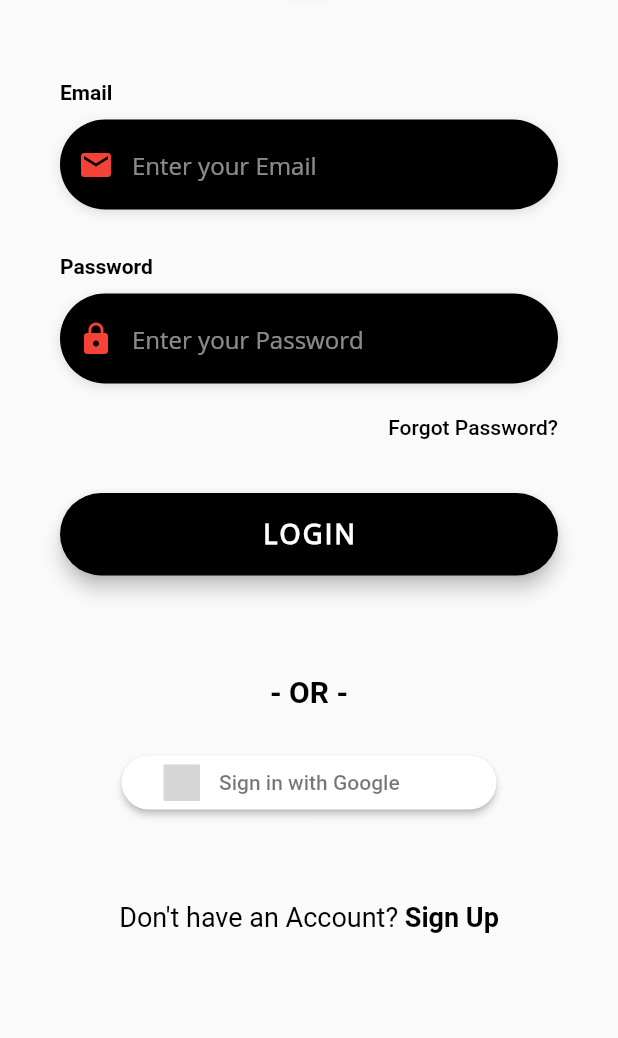
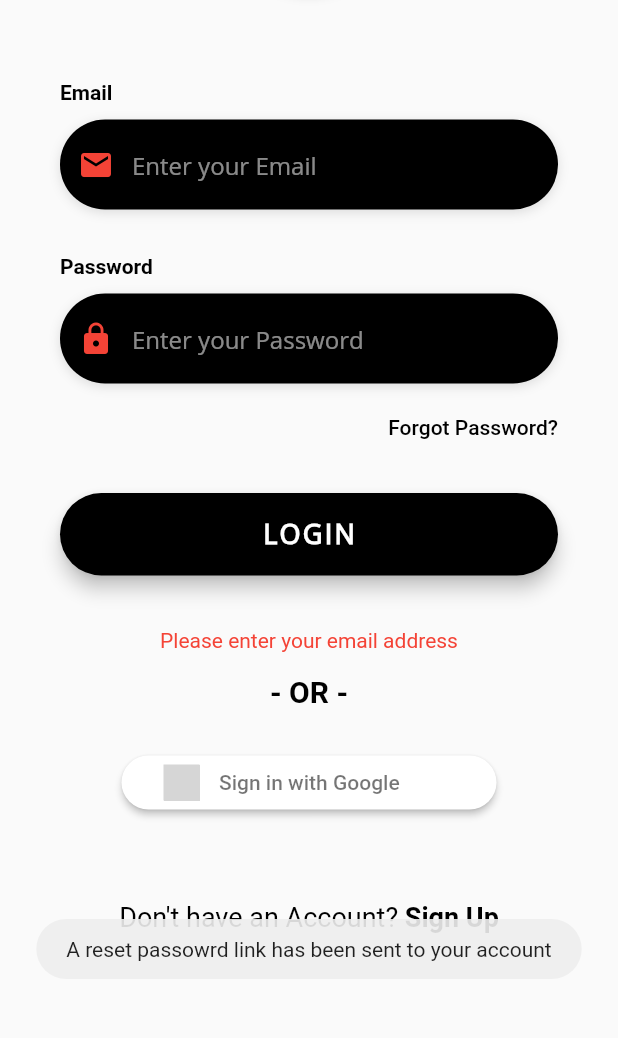
Before and after one commit to fikokwu/pint_size, a Flutter app: the screen it shows after launch, scrolled down 94 dp, after a tap on "Forgot Password?", on a phone screen of 412 x 824 dp, the part 161-1199 px from its top. Run offline on Flutter 3.47's test engine with Material 2 defaults, Android fonts, the phone set to English and light mode, and no system bars; our stand-ins replace cloud_firestore, firebase_auth, flutter_screenutil, flutter_signin_button, fluttertoast, google_sign_in and 3 more; accounts and stored records are empty; grey boxes are pictures that could not be loaded.

```diff
--- a/lib/screens/campaign_screen.dart
+++ b/lib/screens/campaign_screen.dart
@@ -14,6 +14,10 @@ class CampaignScreen extends StatefulWidget {
 
 class _CampaignScreenState extends State<CampaignScreen> {
   @override
+
+  void openURL(){
+
+  }
   Widget build(BuildContext context) {
     return Scaffold(
       drawer: NavDrawer(),
--- a/lib/screens/dashboard_screen.dart
+++ b/lib/screens/dashboard_screen.dart
@@ -22,6 +22,7 @@ class DashboardScreenState extends State<DashboardScreen> {
     _dashboardBlock = DashboardBlock();
     super.initState();
   }
+
 
   @override
   void dispose() {
--- a/lib/screens/login_screen.dart
+++ b/lib/screens/login_screen.dart
@@ -2,8 +2,8 @@ import 'package:flutter/material.dart';
 import 'package:flutter/services.dart';
 import 'package:flutter_screenutil/flutter_screenutil.dart';
 import 'package:flutter_signin_button/button_list.dart';
+import 'package:fluttertoast/fluttertoast.dart';
 import 'package:flutter_signin_button/button_view.dart';
-import 'package:fluttertoast/fluttertoast.dart';
 import 'package:pint_size/screens/signup_screen.dart';
 import 'package:pint_size/utilities/constants.dart';
 import 'package:pint_size/screens/dashboard_screen.dart';
@@ -145,7 +145,23 @@ class _LoginScreenState extends State<LoginScreen> {
                 Container(
                   alignment: Alignment.centerRight,
                   child: FlatButton(
-                    onPressed: () => print('Forgot Password Button Pressed'),
+                    onPressed: () async {
+                      if (email == "") {
+                        setState(() =>
+                            error = 'Please enter your email address');
+                      }else{
+                      //await _authenticationService.resetPassword(email);
+                      if (_authenticationService.resetPassword(email) == null){
+                        print("HELLLOOOOO");
+                      }
+                      }
+                      Fluttertoast.showToast(
+                              msg: "A reset passowrd link has been sent to your account",
+                              toastLength: Toast.LENGTH_LONG,
+                              gravity: ToastGravity.BOTTOM,
+                              timeInSecForIosWeb: 10,
+                      );
+                    },
                     padding: EdgeInsets.only(right: 0.0),
                     child: Text(
                       'Forgot Password?',
@@ -189,8 +205,7 @@ class _LoginScreenState extends State<LoginScreen> {
                                 'Could not sign in with those credentials');
                           } else {
                             Fluttertoast.showToast(
-                              msg:
-                                  "Succefully Signed In",
+                              msg: "Succefully Signed In",
                               toastLength: Toast.LENGTH_LONG,
                               gravity: ToastGravity.BOTTOM,
                               timeInSecForIosWeb: 10,
@@ -247,12 +262,11 @@ class _LoginScreenState extends State<LoginScreen> {
                       onPressed: () async {
                         await authService.googleSignIn();
                         Fluttertoast.showToast(
-                              msg:
-                                  "Succefully Signed In with Google",
-                              toastLength: Toast.LENGTH_LONG,
-                              gravity: ToastGravity.BOTTOM,
-                              timeInSecForIosWeb: 2,
-                            );
+                          msg: "Succefully Signed In with Google",
+                          toastLength: Toast.LENGTH_LONG,
+                          gravity: ToastGravity.BOTTOM,
+                          timeInSecForIosWeb: 2,
+                        );
 
                         Navigator.push(
                           context,
--- a/lib/screens/signup_screen.dart
+++ b/lib/screens/signup_screen.dart
@@ -35,8 +35,10 @@ class _SignUpScreenState extends State<SignUpScreen> {
       backgroundColor: Colors.white,
       resizeToAvoidBottomPadding: true,
       body: Container(
+        child: SingleChildScrollView(
         child: Form(
           key: _formkey,
+
           child: Column(
             crossAxisAlignment: CrossAxisAlignment.center,
             children: <Widget>[
@@ -239,6 +241,7 @@ class _SignUpScreenState extends State<SignUpScreen> {
           ),
         ),
       ),
+      ),
     );
   }
 }
--- a/lib/utilities/authentication.dart
+++ b/lib/utilities/authentication.dart
@@ -136,6 +136,11 @@ Future signInWithEmailAndPassword(String email, String password) async {
       return null;
     }
   }
+@override
+Future<void> resetPassword(String email) async {
+    await _authFirebase.sendPasswordResetEmail(email: email);
+}
+
 
 } // end of class
 
--- a/pubspec.yaml
+++ b/pubspec.yaml
@@ -33,6 +33,7 @@ dependencies:
   firebase_auth: ^0.16.1
   google_sign_in: ^4.5.1
   fluttertoast: ^7.0.1+1
+  url_launcher: ^5.5.0
   rxdart: ^0.24.1
   provider: ^4.2.0
 
```
Also changed, not shown: lib/utilities/MyBottomNavBar.dart (+10 -1 lines), lib/utilities/nav_drawer.dart (+17 -6 lines), ios/Flutter/App 2.framework/flutter_assets/packages/font_awesome_flutter/lib/fonts/fa-brands-400.ttf (added), ios/Flutter/App 2.framework/flutter_assets/packages/font_awesome_flutter/lib/fonts/fa-regular-400.ttf (added), ios/Flutter/App 2.framework/flutter_assets/packages/font_awesome_flutter/lib/fonts/fa-solid-900.ttf (added), ios/Flutter/App 3.framework/flutter_assets/packages/font_awesome_flutter/lib/fonts/fa-brands-400.ttf (added), ios/Flutter/App 3.framework/flutter_assets/packages/font_awesome_flutter/lib/fonts/fa-regular-400.ttf (added), ios/Flutter/App 3.framework/flutter_assets/packages/font_awesome_flutter/lib/fonts/fa-solid-900.ttf (added), pubspec.lock, 128 other files.
